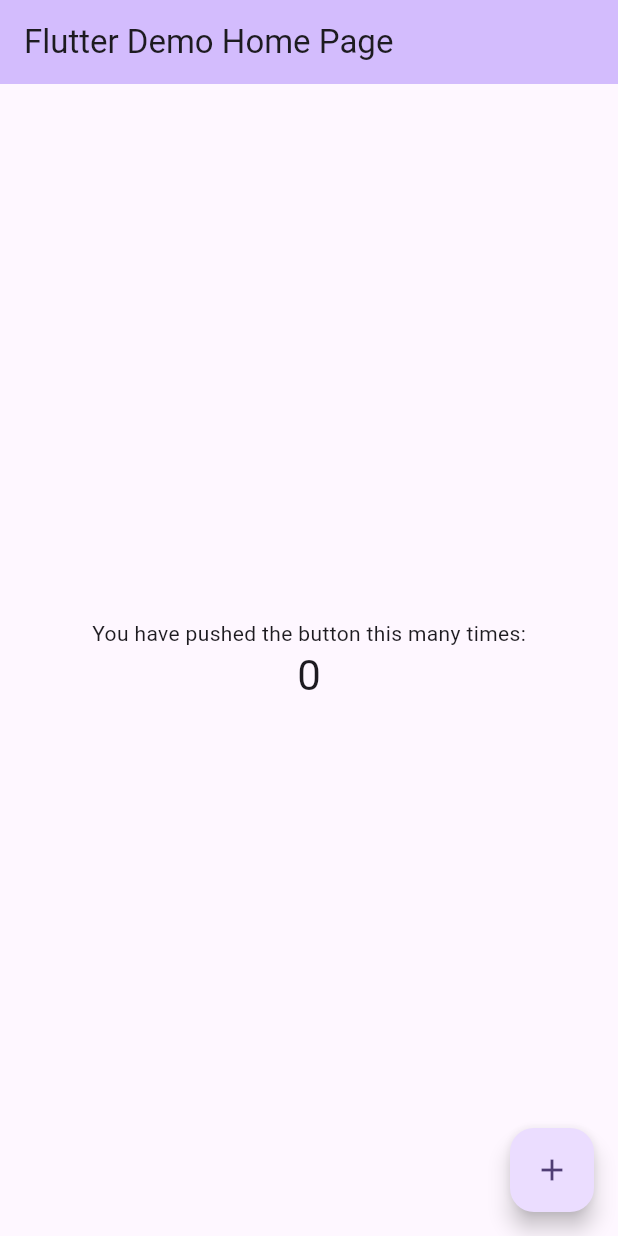
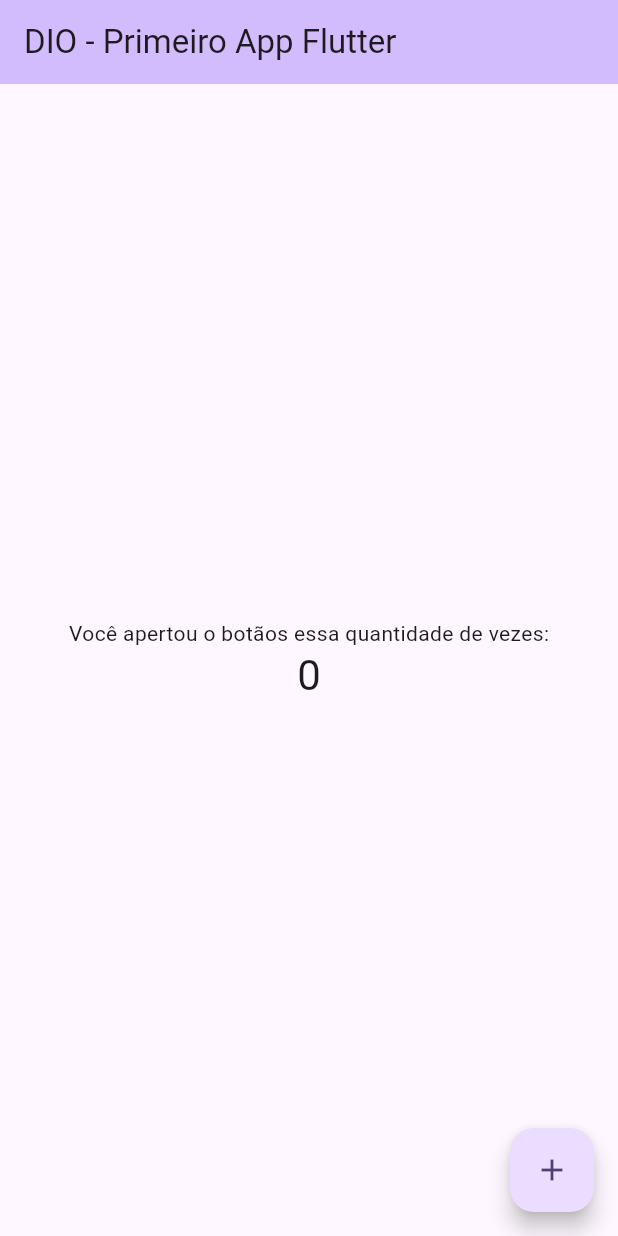
Before and after one commit to vinipena/dioFlutterApp, a Flutter app: the screen it shows after launch, on a phone screen of 412 x 824 dp. Run offline on Flutter 3.47's test engine with Material 3 defaults, Android fonts, the light colour scheme and no system bars.

Commit message:
Segundo Commit

```diff
--- a/lib/main.dart
+++ b/lib/main.dart
@@ -31,7 +31,7 @@
         colorScheme: ColorScheme.fromSeed(seedColor: Colors.deepPurple),
         useMaterial3: true,
       ),
-      home: const MyHomePage(title: 'Flutter Demo Home Page'),
+      home: const MyHomePage(title: 'DIO - Primeiro App Flutter'),
     );
   }
 }
@@ -106,7 +106,7 @@
           mainAxisAlignment: MainAxisAlignment.center,
           children: <Widget>[
             const Text(
-              'You have pushed the button this many times:',
+              'Você apertou o botãos essa quantidade de vezes:',
             ),
             Text(
               '$_counter',
```
